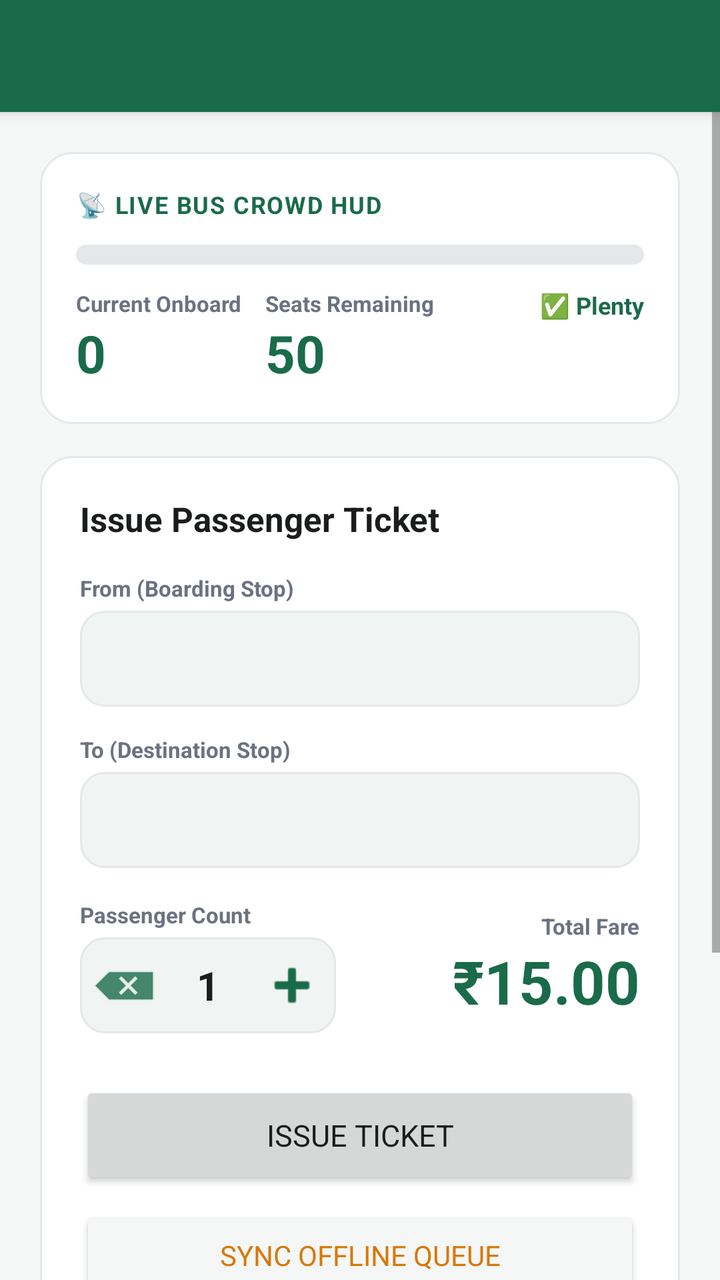
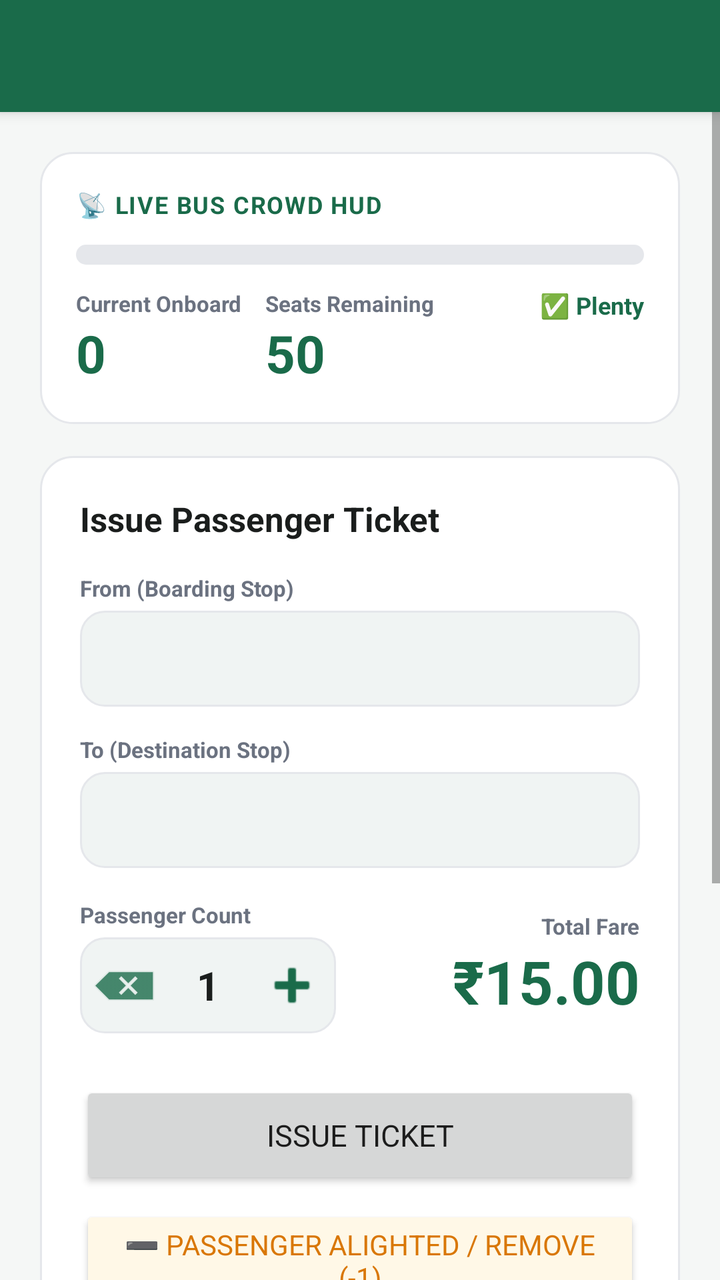

The first picture is an Android layout as it rendered before a commit; the second is the same layout after the commit. The layout source and the unified diff follow.
<!-- AndroidManifest.xml: application theme Theme.BusCrowd -->
<!-- res/layout/activity_conductor.xml -->
<?xml version="1.0" encoding="utf-8"?>
<LinearLayout xmlns:android="http://schemas.android.com/apk/res/android"
    android:layout_width="match_parent"
    android:layout_height="match_parent"
    android:orientation="vertical"
    android:background="@color/bg_light">

    <androidx.appcompat.widget.Toolbar
        android:id="@+id/toolbar"
        android:layout_width="match_parent"
        android:layout_height="?attr/actionBarSize"
        android:background="@color/brand_primary"
        style="@style/Widget.BusCrowd.Toolbar" />

    
    <TextView
        android:id="@+id/tv_offline_banner"
        android:layout_width="match_parent"
        android:layout_height="wrap_content"
        android:background="@color/crowd_few_bg"
        android:textColor="@color/crowd_few"
        android:textStyle="bold"
        android:textSize="13sp"
        android:padding="12dp"
        android:gravity="center"
        android:visibility="gone" />

    <ScrollView
        android:layout_width="match_parent"
        android:layout_height="match_parent"
        android:fillViewport="true"
        android:clipToPadding="false"
        android:paddingBottom="80dp">

        <LinearLayout
            android:layout_width="match_parent"
            android:layout_height="wrap_content"
            android:orientation="vertical"
            android:padding="20dp"
            android:clipToPadding="false"
            android:paddingBottom="100dp">

            
            <LinearLayout
                android:layout_width="match_parent"
                android:layout_height="wrap_content"
                android:orientation="vertical"
                android:background="@drawable/bg_card"
                android:padding="18dp">

                <TextView
                    android:layout_width="wrap_content"
                    android:layout_height="wrap_content"
                    android:text="📡 LIVE BUS CROWD HUD"
                    android:textSize="12sp"
                    android:textStyle="bold"
                    android:textColor="@color/brand_primary"
                    android:letterSpacing="0.05" />

                <ProgressBar
                    android:id="@+id/pb_conductor_crowd"
                    android:layout_width="match_parent"
                    android:layout_height="10dp"
                    android:layout_marginTop="12dp"
                    android:max="100"
                    android:progress="0"
                    android:progressDrawable="@drawable/crowd_meter_progress"
                    style="?android:attr/progressBarStyleHorizontal" />

                <LinearLayout
                    android:layout_width="match_parent"
                    android:layout_height="wrap_content"
                    android:orientation="horizontal"
                    android:layout_marginTop="12dp">

                    <LinearLayout
                        android:layout_width="0dp"
                        android:layout_height="wrap_content"
                        android:layout_weight="1"
                        android:orientation="vertical">

                        <TextView
                            android:layout_width="wrap_content"
                            android:layout_height="wrap_content"
                            android:text="Current Onboard"
                            style="@style/TextStyle.BusCrowd.Label" />

                        <TextView
                            android:id="@+id/tv_conductor_onboard"
                            android:layout_width="wrap_content"
                            android:layout_height="wrap_content"
                            android:text="0"
                            android:textSize="26sp"
                            android:textStyle="bold"
                            android:textColor="@color/brand_primary" />
                    </LinearLayout>

                    <LinearLayout
                        android:layout_width="0dp"
                        android:layout_height="wrap_content"
                        android:layout_weight="1"
                        android:orientation="vertical">

                        <TextView
                            android:layout_width="wrap_content"
                            android:layout_height="wrap_content"
                            android:text="Seats Remaining"
                            style="@style/TextStyle.BusCrowd.Label" />

                        <TextView
                            android:id="@+id/tv_conductor_seats_free"
                            android:layout_width="wrap_content"
                            android:layout_height="wrap_content"
                            android:text="50"
                            android:textSize="26sp"
                            android:textStyle="bold"
                            android:textColor="@color/crowd_plenty" />
                    </LinearLayout>

                    <TextView
                        android:id="@+id/tv_conductor_crowd_band"
                        android:layout_width="0dp"
                        android:layout_height="wrap_content"
                        android:layout_weight="1"
                        android:text="✅ Plenty"
                        android:textSize="12sp"
                        android:textStyle="bold"
                        android:textColor="@color/crowd_plenty"
                        android:gravity="end" />
                </LinearLayout>
            </LinearLayout>

            
            <LinearLayout
                android:layout_width="match_parent"
                android:layout_height="wrap_content"
                android:orientation="vertical"
                android:background="@drawable/bg_card"
                android:padding="20dp"
                android:layout_marginTop="16dp">

                <TextView
                    android:layout_width="wrap_content"
                    android:layout_height="wrap_content"
                    android:text="Issue Passenger Ticket"
                    android:textSize="17sp"
                    android:textStyle="bold"
                    android:textColor="@color/text_primary" />

                
                <TextView
                    android:layout_width="wrap_content"
                    android:layout_height="wrap_content"
                    android:text="@string/from_stop"
                    style="@style/TextStyle.BusCrowd.Label"
                    android:layout_marginTop="16dp" />

                <Spinner
                    android:id="@+id/spinner_boarding"
                    android:layout_width="match_parent"
                    android:layout_height="48dp"
                    android:background="@drawable/bg_input"
                    android:layout_marginTop="4dp"
                    android:paddingStart="12dp" />

                
                <TextView
                    android:layout_width="wrap_content"
                    android:layout_height="wrap_content"
                    android:text="@string/to_stop"
                    style="@style/TextStyle.BusCrowd.Label"
                    android:layout_marginTop="14dp" />

                <Spinner
                    android:id="@+id/spinner_dest"
                    android:layout_width="match_parent"
                    android:layout_height="48dp"
                    android:background="@drawable/bg_input"
                    android:layout_marginTop="4dp"
                    android:paddingStart="12dp" />

                
                <LinearLayout
                    android:layout_width="match_parent"
                    android:layout_height="wrap_content"
                    android:orientation="horizontal"
                    android:gravity="center_vertical"
                    android:layout_marginTop="16dp">

                    <LinearLayout
                        android:layout_width="0dp"
                        android:layout_height="wrap_content"
                        android:layout_weight="1"
                        android:orientation="vertical">

                        <TextView
                            android:layout_width="wrap_content"
                            android:layout_height="wrap_content"
                            android:text="@string/passenger_count"
                            style="@style/TextStyle.BusCrowd.Label" />

                        <LinearLayout
                            android:layout_width="wrap_content"
                            android:layout_height="48dp"
                            android:orientation="horizontal"
                            android:gravity="center_vertical"
                            android:background="@drawable/bg_input"
                            android:layout_marginTop="4dp">

                            <ImageButton
                                android:id="@+id/btn_minus"
                                android:layout_width="44dp"
                                android:layout_height="44dp"
                                android:src="@android:drawable/ic_input_delete"
                                android:background="?attr/selectableItemBackgroundBorderless"
                                android:tint="@color/brand_primary"
                                android:contentDescription="Decrease" />

                            <TextView
                                android:id="@+id/tv_passenger_count"
                                android:layout_width="40dp"
                                android:layout_height="wrap_content"
                                android:text="1"
                                android:textSize="20sp"
                                android:textStyle="bold"
                                android:textColor="@color/text_primary"
                                android:gravity="center" />

                            <ImageButton
                                android:id="@+id/btn_plus"
                                android:layout_width="44dp"
                                android:layout_height="44dp"
                                android:src="@android:drawable/ic_input_add"
                                android:background="?attr/selectableItemBackgroundBorderless"
                                android:tint="@color/brand_primary"
                                android:contentDescription="Increase" />
                        </LinearLayout>
                    </LinearLayout>

                    <LinearLayout
                        android:layout_width="wrap_content"
                        android:layout_height="wrap_content"
                        android:orientation="vertical"
                        android:gravity="end"
                        android:layout_marginStart="20dp">

                        <TextView
                            android:layout_width="wrap_content"
                            android:layout_height="wrap_content"
                            android:text="@string/total_fare"
                            style="@style/TextStyle.BusCrowd.Label" />

                        <TextView
                            android:id="@+id/tv_conductor_fare"
                            android:layout_width="wrap_content"
                            android:layout_height="wrap_content"
                            android:text="₹15.00"
                            android:textSize="30sp"
                            android:textStyle="bold"
                            android:textColor="@color/brand_primary" />
                    </LinearLayout>
                </LinearLayout>

                
                <Button
                    android:id="@+id/btn_issue_ticket"
                    android:layout_width="match_parent"
                    android:layout_height="wrap_content"
                    android:minHeight="54dp"
                    android:text="ISSUE TICKET"
                    android:textSize="15sp"
                    android:layout_marginTop="24dp" />

                
                <Button
                    android:id="@+id/btn_sync_offline"
                    android:layout_width="match_parent"
                    android:layout_height="wrap_content"
                    android:minHeight="50dp"
                    android:text="Sync Offline Queue"
                    android:backgroundTint="@color/bg_light"
                    android:textColor="@color/crowd_few"
                    android:layout_marginTop="8dp" />

                
                <Button
                    android:id="@+id/btn_reset_trip"
                    android:layout_width="match_parent"
                    android:layout_height="wrap_content"
                    android:minHeight="50dp"
                    android:text="🔄 RESET BUS FOR NEW TRIP (0 ONBOARD)"
                    android:backgroundTint="#FFF0F0"
                    android:textColor="@color/crowd_full"
                    android:layout_marginTop="8dp" />

            </LinearLayout>
        </LinearLayout>
    </ScrollView>
</LinearLayout>
<!-- resources referenced by this layout -->
<resources>
  <color name="bg_light">#F5F7F6</color>
  <color name="brand_primary">#1A6B4A</color>
  <color name="crowd_few">#D97706</color>
  <color name="crowd_few_bg">#FEF3C7</color>
  <color name="crowd_full">#DC2626</color>
  <color name="crowd_plenty">#1A6B4A</color>
  <color name="text_primary">#1A1D1C</color>
  <!-- drawable bg_card (drawable) -->
  <?xml version="1.0" encoding="utf-8"?>
  <shape xmlns:android="http://schemas.android.com/apk/res/android"
      android:shape="rectangle">
      <solid android:color="@color/bg_white" />
      <corners android:radius="16dp" />
      <stroke android:width="1dp" android:color="@color/border_light" />
  </shape>
  <!-- drawable bg_input (drawable) -->
  <?xml version="1.0" encoding="utf-8"?>
  <shape xmlns:android="http://schemas.android.com/apk/res/android"
      android:shape="rectangle">
      <solid android:color="#F0F4F3" />
      <corners android:radius="12dp" />
      <stroke android:width="1dp" android:color="@color/border_light" />
  </shape>
  <!-- drawable crowd_meter_progress (drawable) -->
  <?xml version="1.0" encoding="utf-8"?>
  <layer-list xmlns:android="http://schemas.android.com/apk/res/android">
      
      <item android:id="@android:id/background">
          <shape android:shape="rectangle">
              <corners android:radius="6dp" />
              <solid android:color="@color/border_light" />
          </shape>
      </item>
      
      <item android:id="@android:id/progress">
          <clip>
              <shape android:shape="rectangle">
                  <corners android:radius="6dp" />
                  <solid android:color="@color/brand_primary" />
              </shape>
          </clip>
      </item>
  </layer-list>
  <string name="from_stop">From (Boarding Stop)</string>
  <string name="passenger_count">Passenger Count</string>
  <string name="to_stop">To (Destination Stop)</string>
  <string name="total_fare">Total Fare</string>
  <style name="TextStyle.BusCrowd.Label">
          <item name="android:textSize">11sp</item>
          <item name="android:textStyle">bold</item>
          <item name="android:textColor">@color/text_secondary</item>
          <item name="android:textAllCaps">false</item>
      </style>
  <style name="Widget.BusCrowd.Toolbar" parent="Widget.MaterialComponents.Toolbar.Primary">
          <item name="android:background">@color/brand_primary</item>
          <item name="titleTextColor">@color/text_white</item>
          <item name="subtitleTextColor">#B2DFCF</item>
      </style>
  <style name="Theme.BusCrowd" parent="Theme.MaterialComponents.Light.NoActionBar">
          <item name="colorPrimary">@color/brand_primary</item>
          <item name="colorPrimaryDark">@color/brand_primary_dark</item>
          <item name="colorAccent">@color/brand_primary</item>
          <item name="android:windowBackground">@color/bg_light</item>
          <item name="android:statusBarColor">@color/brand_primary</item>
          <item name="android:navigationBarColor">@color/bg_white</item>
          <item name="android:fontFamily">sans-serif</item>
  
          
          <item name="materialButtonStyle">@style/Widget.BusCrowd.Button</item>
      </style>
  <color name="bg_white">#FFFFFF</color>
  <color name="border_light">#E5E7EB</color>
  <color name="text_secondary">#6B7280</color>
  <color name="text_white">#FFFFFF</color>
  <color name="brand_primary_dark">#124A33</color>
</resources>

<!-- the commit's change to res/layout/activity_conductor.xml (unified diff, before → after) -->
@@ -273,6 +273,17 @@
 
                 
                 <Button
+                    android:id="@+id/btn_alight_passenger"
+                    android:layout_width="match_parent"
+                    android:layout_height="wrap_content"
+                    android:minHeight="50dp"
+                    android:text="➖ PASSENGER ALIGHTED / REMOVE (-1)"
+                    android:backgroundTint="#FFF8E7"
+                    android:textColor="@color/crowd_few"
+                    android:layout_marginTop="8dp" />
+
+                
+                <Button
                     android:id="@+id/btn_sync_offline"
                     android:layout_width="match_parent"
                     android:layout_height="wrap_content"
